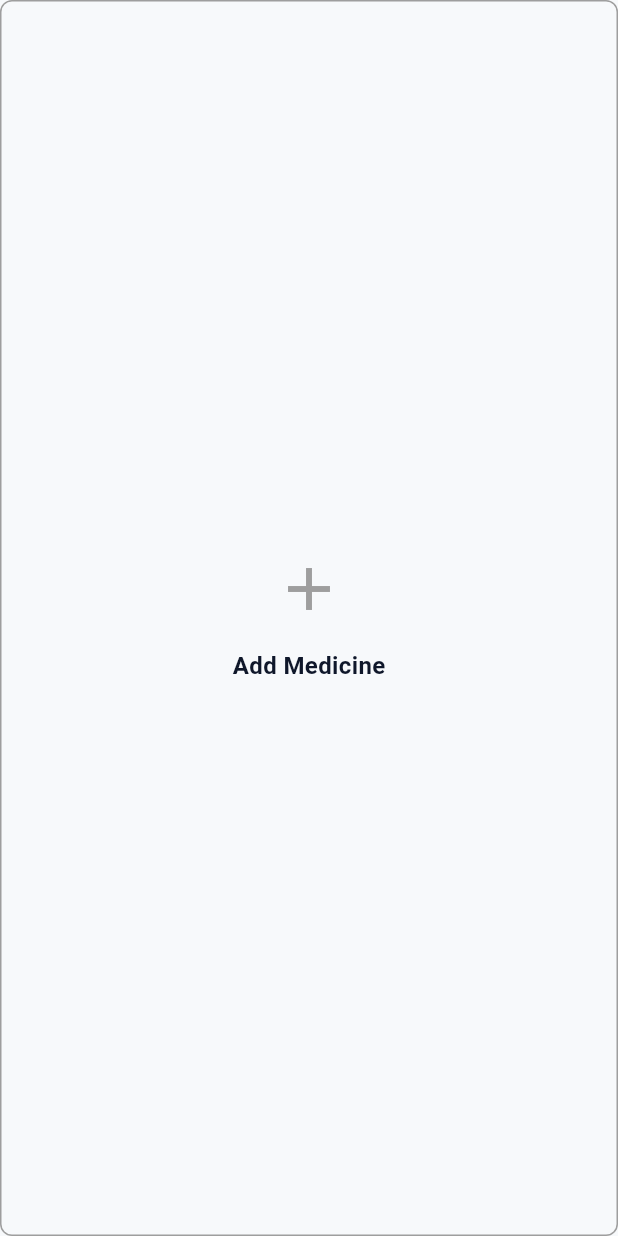
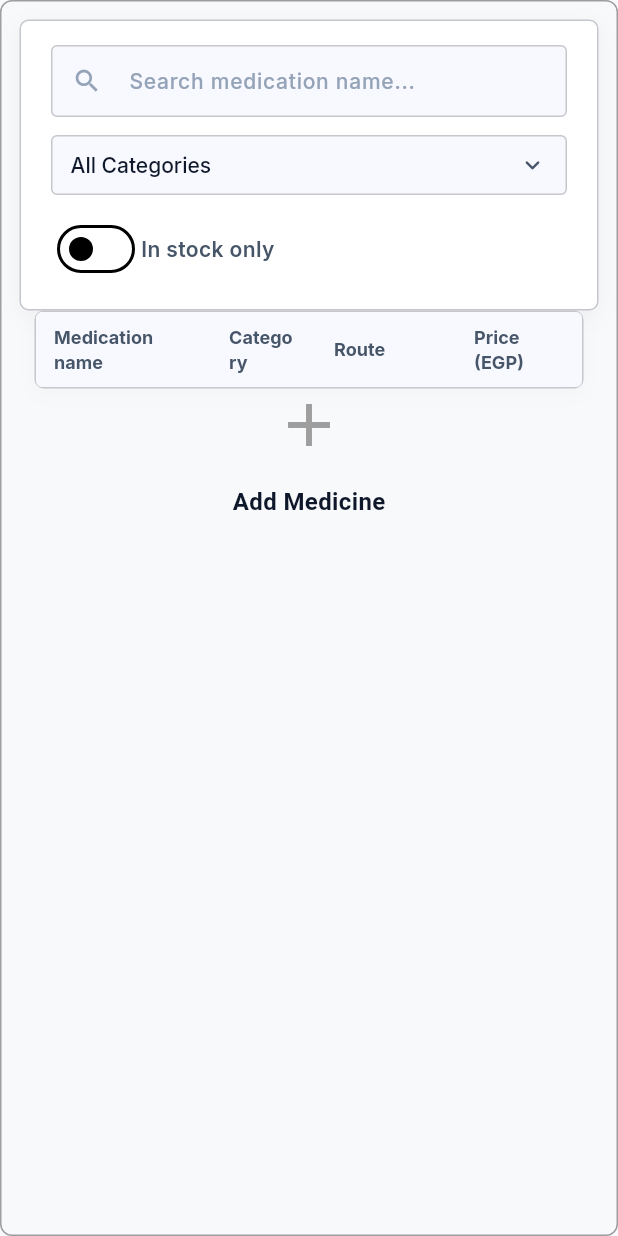
Before and after one commit to yossef-fouad2/protopharma, a Flutter app: the AddMedBox widget shown alone on an empty page, opened directly, on a phone screen of 412 x 824 dp. Run offline on Flutter 3.47's test engine with Material 3 defaults, Android fonts, the phone set to English and light mode, and no system bars; our stand-ins replace drift, equatable, flutter_bloc, get, google_fonts; accounts and stored records are empty; generated files the repository leaves out were written again; Roboto replaces fonts that are missing (Cairo); statements that could not run were skipped.

Commit message:
refactor(inventory): use enum for inventory table columns

```diff
--- a/frontend/lib/features/inventory/inventory_screen.dart
+++ b/frontend/lib/features/inventory/inventory_screen.dart
@@ -105,13 +105,13 @@ class _InventoryView extends StatelessWidget {
                 Flexible(
                   child: RepaintBoundary(
                     child: DisplayTable(
-                      columnNames: const [
-                        "Medication name",
-                        "Category",
-                        "Scientific Name",
-                        "Stock",
-                        "Route",
-                        "Price (EGP)",
+                      columns: const [
+                        DrugTableColumn.medicationName,
+                        DrugTableColumn.category,
+                        DrugTableColumn.scientificName,
+                        DrugTableColumn.stock,
+                        DrugTableColumn.route,
+                        DrugTableColumn.price,
                       ],
                       drugData: state.drugs,
                       onRowTap: (drug) => _openDetail(context, drug),
--- a/frontend/lib/features/inventory/widgets/display_table.dart
+++ b/frontend/lib/features/inventory/widgets/display_table.dart
@@ -4,15 +4,24 @@ import 'package:protopharma/core/config/app_text_styles.dart';
 
 import '../../drugs/models/drug_model.dart';
 
+enum DrugTableColumn {
+  medicationName,
+  category,
+  scientificName,
+  stock,
+  route,
+  price,
+}
+
 class DisplayTable extends StatelessWidget {
   const DisplayTable({
     super.key,
-    required this.columnNames,
+    required this.columns,
     required this.drugData,
     this.onRowTap,
   });
 
-  final List<String> columnNames;
+  final List<DrugTableColumn> columns;
   final List<DrugModel> drugData;
 
   /// Called when a drug row is tapped (opens the detail drawer).
@@ -55,15 +64,15 @@ class DisplayTable extends StatelessWidget {
               color: AppColors.surfaceContainerLow,
               borderRadius: const BorderRadius.all(Radius.circular(4)),
             ),
-            children: columnNames
+            children: columns
                 .map(
-                  (name) => Padding(
+                  (column) => Padding(
                     padding: const EdgeInsets.symmetric(
                       horizontal: 12,
                       vertical: 8,
                     ),
                     child: Text(
-                      name,
+                      _columnTitle(column),
                       style: AppTextStyles.tableCell.copyWith(
                         fontSize: 12,
                         color: AppColors.textBody,
@@ -77,8 +86,30 @@ class DisplayTable extends StatelessWidget {
           ),
           ...drugData.map(
             (drug) => TableRow(
-              children: [
-                _cell(
+              children: columns
+                  .map((column) => _columnCell(drug, column))
+                  .toList(),
+            ),
+          ),
+        ],
+      ),
+    );
+  }
+
+  String _columnTitle(DrugTableColumn column) {
+    return switch (column) {
+      DrugTableColumn.medicationName => 'Medication name',
+      DrugTableColumn.category => 'Category',
+      DrugTableColumn.scientificName => 'Scientific Name',
+      DrugTableColumn.stock => 'Stock',
+      DrugTableColumn.route => 'Route',
+      DrugTableColumn.price => 'Price (EGP)',
+    };
+  }
+
+  Widget _columnCell(DrugModel drug, DrugTableColumn column) {
+    return switch (column) {
+      DrugTableColumn.medicationName => _cell(
         drug,
         Column(
           crossAxisAlignment: CrossAxisAlignment.start,
@@ -106,7 +137,7 @@ class DisplayTable extends StatelessWidget {
           ],
         ),
       ),
-                _cell(
+      DrugTableColumn.category => _cell(
         drug,
         Text(
           drug.drugClass,
@@ -115,7 +146,7 @@ class DisplayTable extends StatelessWidget {
           style: AppTextStyles.tableCell,
         ),
       ),
-                _cell(
+      DrugTableColumn.scientificName => _cell(
         drug,
         Text(
           drug.scientificName,
@@ -124,8 +155,8 @@ class DisplayTable extends StatelessWidget {
           style: AppTextStyles.tableCell,
         ),
       ),
-                _cell(drug, _StockBadge(drug: drug)),
-                _cell(
+      DrugTableColumn.stock => _cell(drug, _StockBadge(drug: drug)),
+      DrugTableColumn.route => _cell(
         drug,
         Text(
           drug.route,
@@ -134,19 +165,11 @@ class DisplayTable extends StatelessWidget {
           style: AppTextStyles.tableCell,
         ),
       ),
-                _cell(
+      DrugTableColumn.price => _cell(
         drug,
-                  Text(
-                    drug.priceEGP.toStringAsFixed(2),
-                    style: AppTextStyles.tableCell,
+        Text(drug.priceEGP.toStringAsFixed(2), style: AppTextStyles.tableCell),
       ),
-                ),
-              ],
-            ),
-          ),
-        ],
-      ),
-    );
+    };
   }
 
   /// Wraps a cell's [child] in padding and, when [onRowTap] is set, makes it a
--- a/frontend/lib/features/orders/order_view.dart
+++ b/frontend/lib/features/orders/order_view.dart
@@ -1,5 +1,4 @@
 import 'package:flutter/material.dart';
-import 'package:flutter/widgets.dart';
 import 'package:protopharma/core/config/app_text_styles.dart';
 import 'package:protopharma/features/orders/widgets/add_med_box.dart';
 import 'package:protopharma/features/orders/widgets/current_order.dart';
--- a/frontend/lib/features/orders/widgets/add_med_box.dart
+++ b/frontend/lib/features/orders/widgets/add_med_box.dart
@@ -1,12 +1,23 @@
 import 'package:flutter/material.dart';
+import 'package:flutter_bloc/flutter_bloc.dart';
 import 'package:protopharma/core/config/app_text_styles.dart';
+
+import '../../drugs/repositories/drugs_repository.dart';
+import '../../inventory/inventory_cubit.dart';
+import '../../inventory/inventory_state.dart';
+import '../../inventory/widgets/display_table.dart';
+import '../../inventory/widgets/search_toolbar.dart';
 
 class AddMedBox extends StatelessWidget {
   const AddMedBox({super.key});
 
   @override
   Widget build(BuildContext context) {
-    return Flexible(
+    //wrap it with bloc provider to pass the cubit to the display table and search toolbar
+    return BlocProvider(
+      create: (_) =>
+          InventoryCubit(drugRepository: context.read<DrugsRepository>()),
+      child: Flexible(
         child: Container(
           width: 700,
           height: double.infinity,
@@ -14,13 +25,36 @@ class AddMedBox extends StatelessWidget {
             border: Border.all(color: Colors.grey),
             borderRadius: BorderRadius.circular(8),
           ),
+          child: Padding(
+            padding: const EdgeInsets.all(12.0),
             child: Column(
-          mainAxisAlignment: MainAxisAlignment.center,
+              mainAxisAlignment: MainAxisAlignment.start,
               children: [
+                SearchToolbar(),
+                //to-do wrap the table with a bloc builder to get the data from the inventory cubit
+                BlocBuilder<InventoryCubit, InventoryState>(
+                  builder: (context, state) {
+                    return DisplayTable(
+                      columns: const [
+                        DrugTableColumn.medicationName,
+                        DrugTableColumn.category,
+                        DrugTableColumn.route,
+                        DrugTableColumn.price,
+                      ],
+                      drugData: [], // Replace with actual data from the cubit
+                      onRowTap: (drug) {
+                        // TODO: Add this drug to the current order.
+                      },
+                    );
+                  },
+                ),
                 Icon(Icons.add, size: 48, color: Colors.grey),
                 SizedBox(height: 16),
                 Text('Add Medicine', style: AppTextStyles.titleMedium),
+                SizedBox(height: 8),
               ],
+            ),
+          ),
         ),
       ),
     );
```
Also changed, not shown: frontend/.analyze_output.txt (added). Lines whose indentation alone changed are shown as unchanged.
